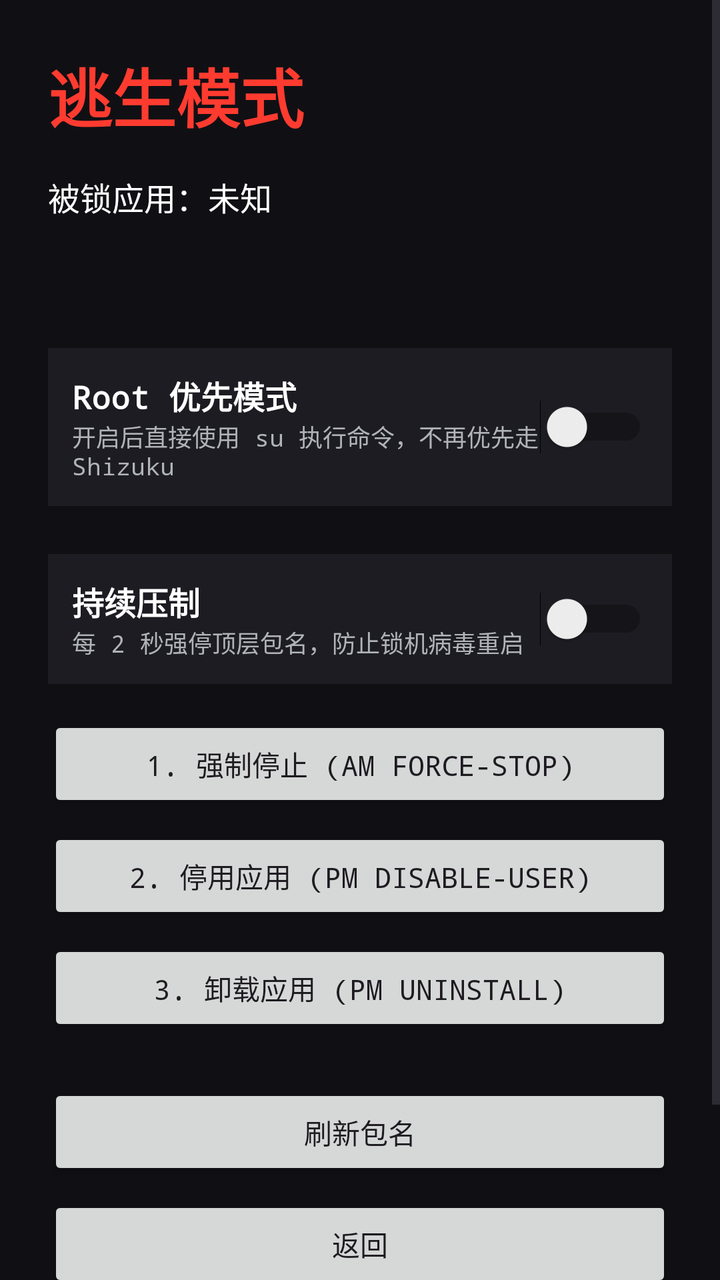
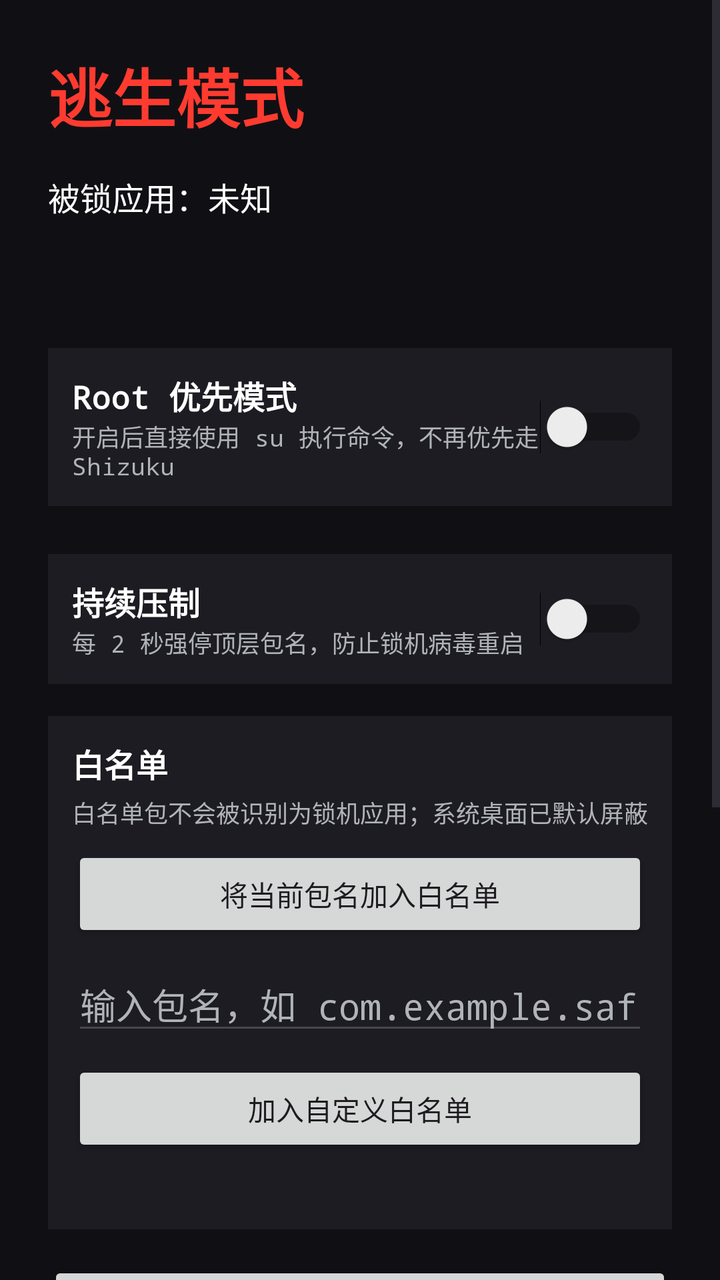

The first picture is an Android layout as it rendered before a commit; the second is the same layout after the commit. The layout source and the unified diff follow.
<!-- AndroidManifest.xml: activity theme Theme.LockEscape.Escape -->
<!-- res/layout/activity_escape.xml -->
<?xml version="1.0" encoding="utf-8"?>
<ScrollView xmlns:android="http://schemas.android.com/apk/res/android"
    android:layout_width="match_parent"
    android:layout_height="match_parent"
    android:background="@color/escape_bg">

    <LinearLayout
        android:layout_width="match_parent"
        android:layout_height="wrap_content"
        android:orientation="vertical"
        android:padding="24dp">

        <TextView
            android:layout_width="wrap_content"
            android:layout_height="wrap_content"
            android:text="逃生模式"
            android:textColor="@color/escape_red"
            android:textSize="32sp"
            android:textStyle="bold" />

        <TextView
            android:id="@+id/tvTopPackage"
            android:layout_width="match_parent"
            android:layout_height="wrap_content"
            android:layout_marginTop="16dp"
            android:text="被锁应用：未知"
            android:textColor="@color/text_primary"
            android:textSize="16sp" />

        <TextView
            android:id="@+id/tvResult"
            android:layout_width="match_parent"
            android:layout_height="wrap_content"
            android:layout_marginTop="8dp"
            android:minHeight="40dp"
            android:textColor="@color/text_primary"
            android:textSize="13sp" />

        <LinearLayout
            android:layout_width="match_parent"
            android:layout_height="wrap_content"
            android:layout_marginTop="16dp"
            android:background="@color/card_bg"
            android:gravity="center_vertical"
            android:orientation="horizontal"
            android:padding="12dp">

            <LinearLayout
                android:layout_width="0dp"
                android:layout_height="wrap_content"
                android:layout_weight="1"
                android:orientation="vertical">

                <TextView
                    android:layout_width="wrap_content"
                    android:layout_height="wrap_content"
                    android:text="Root 优先模式"
                    android:textColor="@color/text_primary"
                    android:textSize="16sp"
                    android:textStyle="bold" />

                <TextView
                    android:layout_width="wrap_content"
                    android:layout_height="wrap_content"
                    android:text="开启后直接使用 su 执行命令，不再优先走 Shizuku"
                    android:textColor="@color/text_secondary"
                    android:textSize="12sp" />
            </LinearLayout>

            <Switch
                android:id="@+id/switchRootMode"
                android:layout_width="wrap_content"
                android:layout_height="wrap_content" />
        </LinearLayout>

        <LinearLayout
            android:layout_width="match_parent"
            android:layout_height="wrap_content"
            android:layout_marginTop="24dp"
            android:background="@color/card_bg"
            android:gravity="center_vertical"
            android:orientation="horizontal"
            android:padding="12dp">

            <LinearLayout
                android:layout_width="0dp"
                android:layout_height="wrap_content"
                android:layout_weight="1"
                android:orientation="vertical">

                <TextView
                    android:layout_width="wrap_content"
                    android:layout_height="wrap_content"
                    android:text="持续压制"
                    android:textColor="@color/text_primary"
                    android:textSize="16sp"
                    android:textStyle="bold" />

                <TextView
                    android:layout_width="wrap_content"
                    android:layout_height="wrap_content"
                    android:text="每 2 秒强停顶层包名，防止锁机病毒重启"
                    android:textColor="@color/text_secondary"
                    android:textSize="12sp" />
            </LinearLayout>

            <Switch
                android:id="@+id/switchSuppress"
                android:layout_width="wrap_content"
                android:layout_height="wrap_content" />
        </LinearLayout>

        <Button
            android:id="@+id/btnForceStop"
            android:layout_width="match_parent"
            android:layout_height="wrap_content"
            android:layout_marginTop="16dp"
            android:text="1. 强制停止 (am force-stop)" />

        <Button
            android:id="@+id/btnDisable"
            android:layout_width="match_parent"
            android:layout_height="wrap_content"
            android:layout_marginTop="8dp"
            android:text="2. 停用应用 (pm disable-user)" />

        <Button
            android:id="@+id/btnUninstall"
            android:layout_width="match_parent"
            android:layout_height="wrap_content"
            android:layout_marginTop="8dp"
            android:text="3. 卸载应用 (pm uninstall)" />

        <Button
            android:id="@+id/btnRefresh"
            android:layout_width="match_parent"
            android:layout_height="wrap_content"
            android:layout_marginTop="24dp"
            android:text="刷新包名" />

        <Button
            android:id="@+id/btnExit"
            android:layout_width="match_parent"
            android:layout_height="wrap_content"
            android:layout_marginTop="8dp"
            android:text="返回" />

        <TextView
            android:layout_width="wrap_content"
            android:layout_height="wrap_content"
            android:layout_marginTop="24dp"
            android:text="逃生记录"
            android:textColor="@color/escape_red"
            android:textSize="16sp"
            android:textStyle="bold" />

        <TextView
            android:id="@+id/tvLogs"
            android:layout_width="match_parent"
            android:layout_height="wrap_content"
            android:layout_marginTop="8dp"
            android:fontFamily="monospace"
            android:textColor="@color/text_secondary"
            android:textSize="12sp" />

    </LinearLayout>
</ScrollView>
<!-- resources referenced by this layout -->
<resources>
  <color name="card_bg">#1C1C22</color>
  <color name="escape_bg">#101014</color>
  <color name="escape_red">#FF3B30</color>
  <color name="text_primary">#FFFFFF</color>
  <color name="text_secondary">#B0B3B8</color>
  <style name="Theme.LockEscape.Escape" parent="Theme.Material3.DayNight.NoActionBar">
          <item name="android:windowBackground">@android:color/black</item>
          <item name="android:fontFamily">monospace</item>
      </style>
</resources>

<!-- the commit's change to res/layout/activity_escape.xml (unified diff, before → after) -->
@@ -110,6 +110,65 @@
                 android:layout_height="wrap_content" />
         </LinearLayout>
 
+        <LinearLayout
+            android:layout_width="match_parent"
+            android:layout_height="wrap_content"
+            android:layout_marginTop="16dp"
+            android:background="@color/card_bg"
+            android:orientation="vertical"
+            android:padding="12dp">
+
+            <TextView
+                android:layout_width="wrap_content"
+                android:layout_height="wrap_content"
+                android:text="白名单"
+                android:textColor="@color/text_primary"
+                android:textSize="16sp"
+                android:textStyle="bold" />
+
+            <TextView
+                android:layout_width="match_parent"
+                android:layout_height="wrap_content"
+                android:layout_marginTop="4dp"
+                android:text="白名单包不会被识别为锁机应用；系统桌面已默认屏蔽"
+                android:textColor="@color/text_secondary"
+                android:textSize="12sp" />
+
+            <Button
+                android:id="@+id/btnWhitelistCurrent"
+                android:layout_width="match_parent"
+                android:layout_height="wrap_content"
+                android:layout_marginTop="8dp"
+                android:text="将当前包名加入白名单" />
+
+            <EditText
+                android:id="@+id/etWhitelistPackage"
+                android:layout_width="match_parent"
+                android:layout_height="wrap_content"
+                android:layout_marginTop="8dp"
+                android:hint="输入包名，如 com.example.safe"
+                android:inputType="text"
+                android:singleLine="true"
+                android:textColor="@color/text_primary"
+                android:textColorHint="@color/text_secondary" />
+
+            <Button
+                android:id="@+id/btnWhitelistInput"
+                android:layout_width="match_parent"
+                android:layout_height="wrap_content"
+                android:layout_marginTop="8dp"
+                android:text="加入自定义白名单" />
+
+            <TextView
+                android:id="@+id/tvWhitelist"
+                android:layout_width="match_parent"
+                android:layout_height="wrap_content"
+                android:layout_marginTop="8dp"
+                android:fontFamily="monospace"
+                android:textColor="@color/text_secondary"
+                android:textSize="12sp" />
+        </LinearLayout>
+
         <Button
             android:id="@+id/btnForceStop"
             android:layout_width="match_parent"
